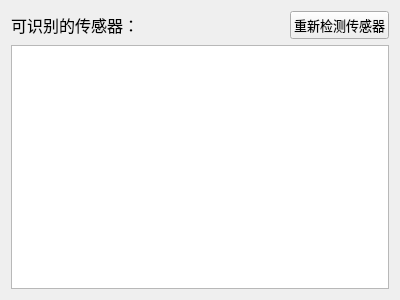
Qt form FBGsensor/sensorinfowidget.ui (gao5254/FBGsensor) before a commit.
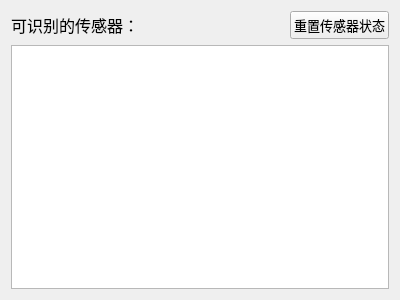
The same form after that commit.

```diff
--- a/FBGsensor/sensorinfowidget.ui
+++ b/FBGsensor/sensorinfowidget.ui
@@ -55,7 +55,7 @@
         </font>
        </property>
        <property name="text">
-        <string>重新检测传感器</string>
+        <string>重置传感器状态</string>
        </property>
       </widget>
      </item>
```
